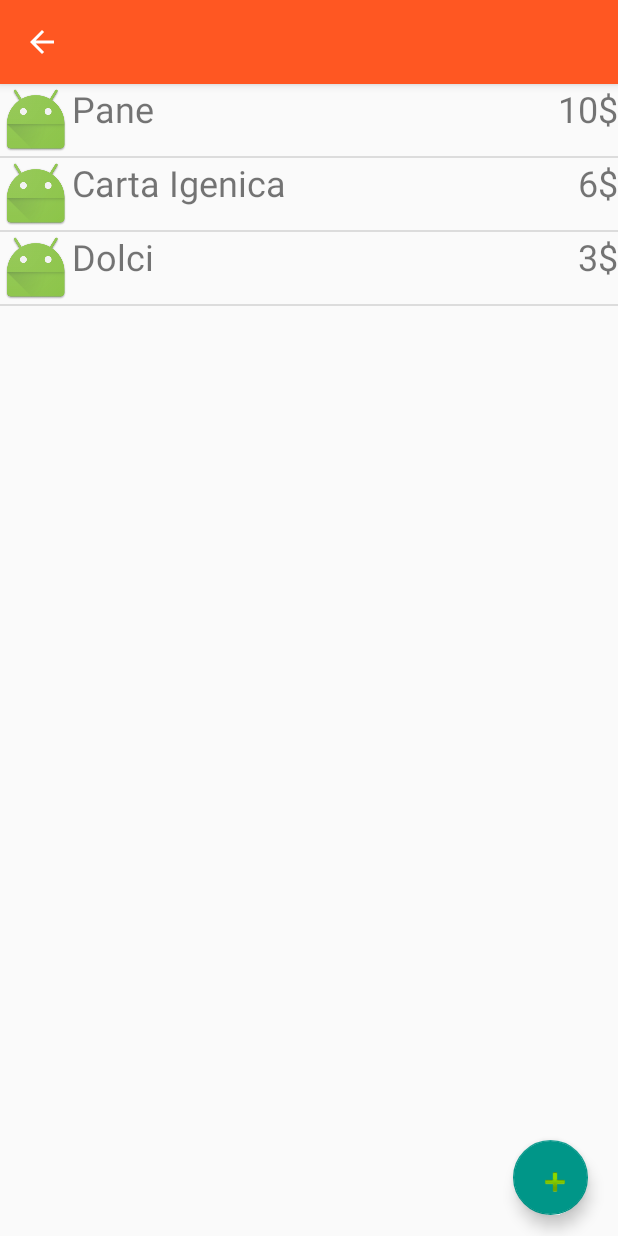
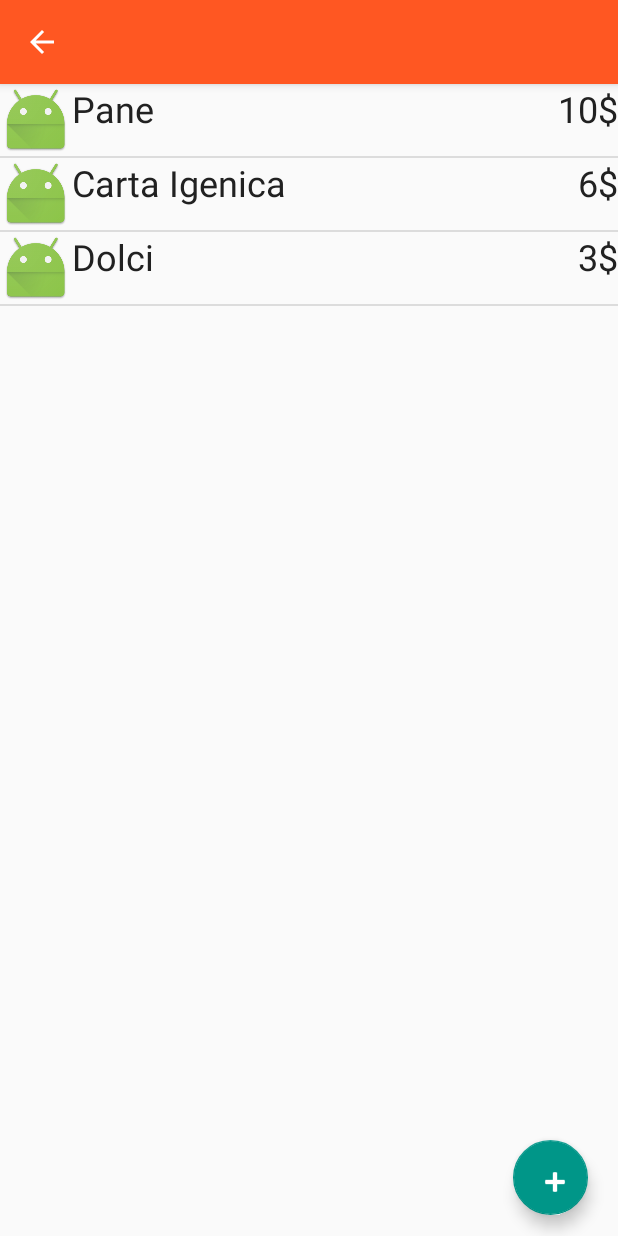
Before and after one commit to sia4/MAD_Project_Group21_2017, an Android app: the GroupActivity screen opened directly, with no data from a screen before it, on a phone screen of 412 x 824 dp. Run offline under Robolectric (Android 15) with nearby library versions, the phone set to English and light mode, and no system bars.

Commit message:
Color and bug corrected in build.gradle

```diff
--- a/app/build.gradle
+++ b/app/build.gradle
@@ -5,7 +5,7 @@ android {
     buildToolsVersion '25.0.0'
 
     defaultConfig {
-        applicationId "it.polito.mad.madproject"
+        applicationId "it.polito.mad.mad_app"
         minSdkVersion 15
         targetSdkVersion 23
         versionCode 1
@@ -21,9 +21,9 @@ android {
 
 dependencies {
     compile fileTree(dir: 'libs', include: ['*.jar'])
+    //   compile 'com.android.support:cardview-v7:25.3.1'
     compile 'com.android.support:appcompat-v7:23.4.0'
     compile 'com.android.support.constraint:constraint-layout:1.0.2'
     compile 'com.android.support:design:23.4.0'
     testCompile 'junit:junit:4.12'
- //   compile 'com.android.support:cardview-v7:25.3.1'
 }
--- a/app/src/main/AndroidManifest.xml
+++ b/app/src/main/AndroidManifest.xml
@@ -11,6 +11,7 @@
         <activity android:name=".MainActivity">
             <intent-filter>
                 <action android:name="android.intent.action.MAIN" />
+
                 <category android:name="android.intent.category.LAUNCHER" />
             </intent-filter>
         </activity>
@@ -23,13 +24,11 @@
                 android:name="android.support.PARENT_ACTIVITY"
                 android:value=".MainActivity" />
         </activity>
-
         <activity
             android:name=".InsertExActivity"
             android:label="@string/title_activity_insert_ex"
             android:parentActivityName=".MainActivity"
-            android:theme="@style/AppTheme.NoActionBar">
-        </activity>
+            android:theme="@style/AppTheme.NoActionBar"></activity>
     </application>
 
 </manifest>
--- a/app/src/main/res/layout/activity_group.xml
+++ b/app/src/main/res/layout/activity_group.xml
@@ -11,6 +11,7 @@
         android:layout_width="match_parent"
         android:layout_height="match_parent"
         android:id="@+id/lv_ex"
+        android:textSize="32sp"
         />
     <!--
     <android.support.design.widget.AppBarLayout
@@ -40,6 +41,8 @@
         android:layout_marginBottom="14dp"
         android:layout_marginEnd="20dp"
         android:layout_marginRight="20dp"
+        android:tint="@color/icons"
+        app:rippleColor="@color/icons"
         app:srcCompat="@android:drawable/ic_input_add" />
 
 
--- a/app/src/main/res/layout/activity_main.xml
+++ b/app/src/main/res/layout/activity_main.xml
@@ -33,6 +33,7 @@
             android:layout_width="match_parent"
             android:layout_height="match_parent"
             android:layout_below="@+id/appbar"
+            android:textSize="32sp"
             android:layout_alignParentLeft="true"
             android:layout_alignParentStart="true" />
 </RelativeLayout>
--- a/app/src/main/res/values/colors.xml
+++ b/app/src/main/res/values/colors.xml
@@ -1,6 +1,11 @@
 <?xml version="1.0" encoding="utf-8"?>
 <resources>
-    <color name="colorPrimary">#FF5722</color>
-    <color name="colorPrimaryDark">#BF360C</color>
-    <color name="colorAccent">#009688</color>
+<color name="colorPrimary">#FF5722</color>
+<color name="colorPrimaryDark">#E64A19</color>
+<color name="colorPrimaryLight">#FFCCBC</color>
+<color name="colorAccent">#009688</color>
+<color name="colorPrimaryText">#212121</color>
+<color name="colorSecondaryText">#757575</color>
+<color name="icons">#FFFFFF</color>
+<color name="divider">#BDBDBD</color>
 </resources>
--- a/app/src/main/res/values/strings.xml
+++ b/app/src/main/res/values/strings.xml
@@ -1,4 +1,4 @@
 <resources>
-    <string name="app_name">MADProject</string>
+    <string name="app_name">Alla Romana</string>
     <string name="title_activity_insert_ex">InsertExActivity</string>
 </resources>
--- a/app/src/main/res/values/styles.xml
+++ b/app/src/main/res/values/styles.xml
@@ -6,6 +6,9 @@
         <item name="colorPrimary">@color/colorPrimary</item>
         <item name="colorPrimaryDark">@color/colorPrimaryDark</item>
         <item name="colorAccent">@color/colorAccent</item>
+        <item name="android:textColor">@color/colorPrimaryText</item>
+        <item name="android:textColorSecondary">@color/colorSecondaryText</item>
+        <item name="android:textSize">32sp</item>
     </style>
 
     <style name="AppTheme.NoActionBar">
```
